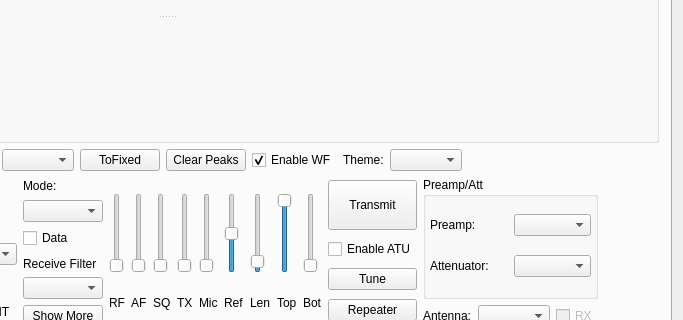
Above: wfmain.ui from adecarolis/wfweb before the change; both pictures show x 349 to 1032 and y 181 to 501 of the 1032 by 582 pixel window. Below: the same form after it.
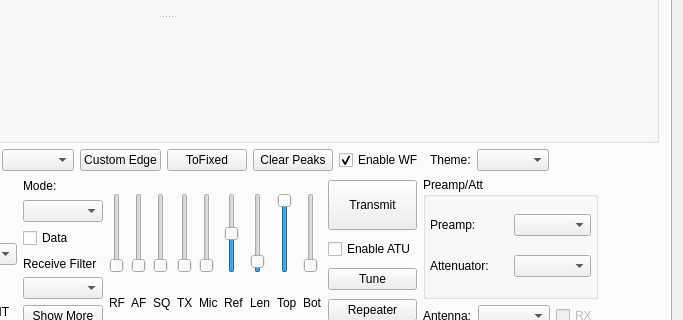
That is the form after the change. The open tabs and pages were chosen to show the change. Custom widgets are drawn as their Qt base class.

Commit message: Added controls for custom scope edges, hide/show scope controls depending upon the scope mode the radio reports.

What changed in the file:
```diff
--- a/wfmain.ui
+++ b/wfmain.ui
@@ -117,6 +117,16 @@
             </property>
            </widget>
           </item>
+          <item>
+           <widget class="QPushButton" name="customEdgeBtn">
+            <property name="toolTip">
+             <string>Define a custom (fixed) scope edge</string>
+            </property>
+            <property name="text">
+             <string>Custom Edge</string>
+            </property>
+           </widget>
+          </item>
           <item>
            <widget class="QPushButton" name="toFixedBtn">
             <property name="toolTip">
```
Left out of the diff: 8 changed lines with no effect on the pictures. The commit also changes 2 other files.
